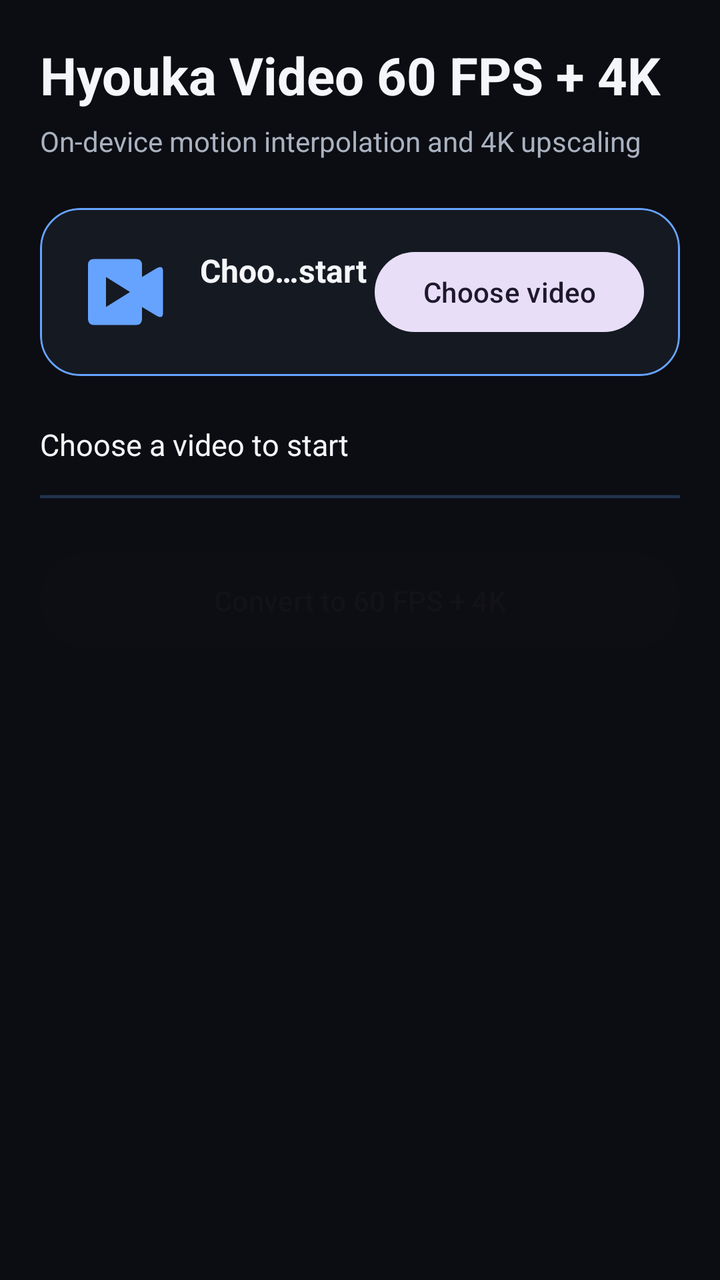
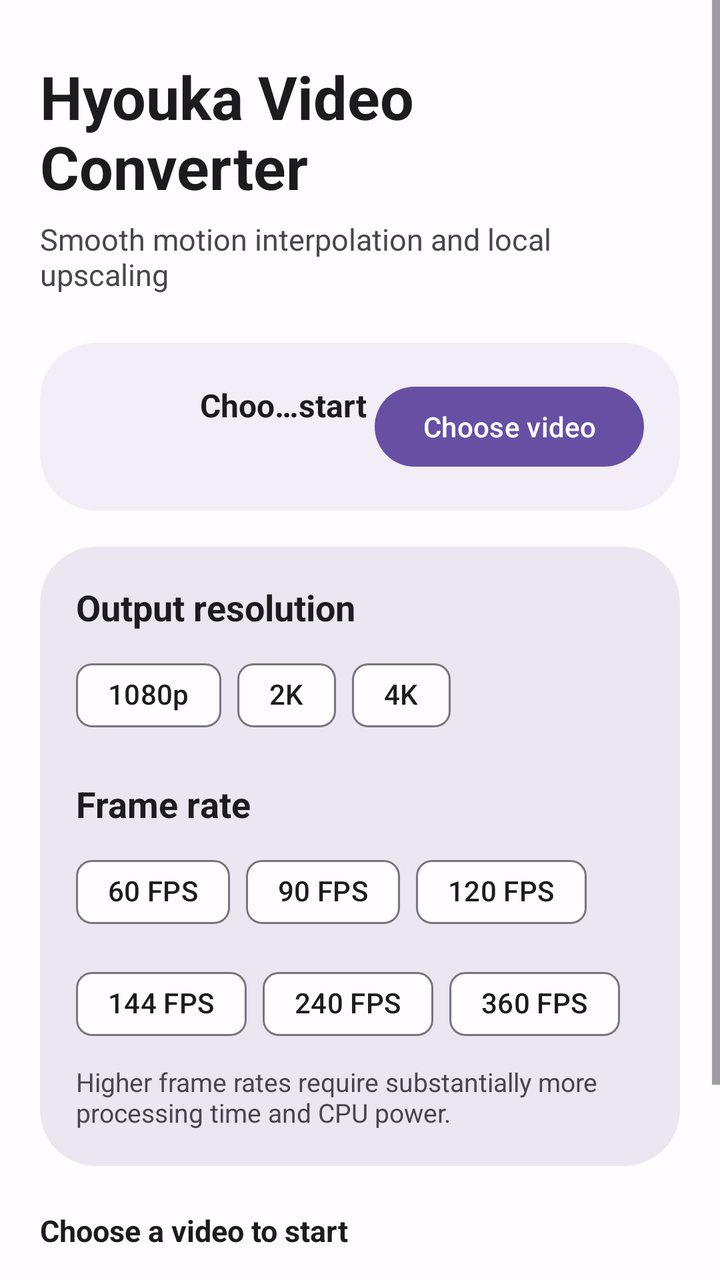

Compare the two renders of this Android layout. The source of the first and the diff that turns it into the second are given below.
<!-- AndroidManifest.xml: application theme Theme.HyoukaVideo60FPS4K -->
<!-- res/layout/activity_main.xml -->
<?xml version="1.0" encoding="utf-8"?>
<ScrollView xmlns:android="http://schemas.android.com/apk/res/android"
    xmlns:app="http://schemas.android.com/apk/res-auto"
    android:layout_width="match_parent"
    android:layout_height="match_parent"
    android:fillViewport="true"
    android:background="@color/background">
    <LinearLayout
        android:layout_width="match_parent"
        android:layout_height="wrap_content"
        android:orientation="vertical"
        android:padding="20dp">
        <TextView
            android:layout_width="wrap_content"
            android:layout_height="wrap_content"
            android:text="@string/app_name"
            android:textColor="@color/text_primary"
            android:textSize="26sp"
            android:textStyle="bold" />
        <TextView
            android:layout_width="wrap_content"
            android:layout_height="wrap_content"
            android:layout_marginTop="6dp"
            android:text="On-device motion interpolation and 4K upscaling"
            android:textColor="@color/text_secondary"
            android:textSize="14sp" />
        <com.google.android.material.card.MaterialCardView
            android:layout_width="match_parent"
            android:layout_height="wrap_content"
            android:layout_marginTop="24dp"
            app:cardBackgroundColor="@color/surface"
            app:cardCornerRadius="20dp"
            app:strokeColor="@color/accent"
            app:strokeWidth="1dp">
            <LinearLayout
                android:layout_width="match_parent"
                android:layout_height="wrap_content"
                android:gravity="center_vertical"
                android:orientation="horizontal"
                android:padding="18dp">
                <ImageView
                    android:layout_width="48dp"
                    android:layout_height="48dp"
                    android:contentDescription="@null"
                    android:src="@drawable/ic_video" />
                <LinearLayout
                    android:layout_width="0dp"
                    android:layout_height="wrap_content"
                    android:layout_marginStart="14dp"
                    android:layout_weight="1"
                    android:orientation="vertical">
                    <TextView
                        android:id="@+id/sourceName"
                        android:layout_width="match_parent"
                        android:layout_height="wrap_content"
                        android:ellipsize="middle"
                        android:maxLines="1"
                        android:text="@string/status_idle"
                        android:textColor="@color/text_primary"
                        android:textSize="16sp"
                        android:textStyle="bold" />
                    <TextView
                        android:id="@+id/sourceInfo"
                        android:layout_width="match_parent"
                        android:layout_height="wrap_content"
                        android:layout_marginTop="4dp"
                        android:textColor="@color/text_secondary"
                        android:textSize="13sp" />
                </LinearLayout>
                <com.google.android.material.button.MaterialButton
                    android:id="@+id/chooseButton"
                    style="@style/Widget.Material3.Button.TonalButton"
                    android:layout_width="wrap_content"
                    android:layout_height="wrap_content"
                    android:text="@string/choose_video" />
            </LinearLayout>
        </com.google.android.material.card.MaterialCardView>
        <TextView
            android:id="@+id/statusText"
            android:layout_width="match_parent"
            android:layout_height="wrap_content"
            android:layout_marginTop="24dp"
            android:text="@string/status_idle"
            android:textColor="@color/text_primary"
            android:textSize="15sp" />
        <ProgressBar
            android:id="@+id/progressBar"
            style="?android:attr/progressBarStyleHorizontal"
            android:layout_width="match_parent"
            android:layout_height="8dp"
            android:layout_marginTop="12dp"
            android:indeterminate="true" />
        <com.google.android.material.button.MaterialButton
            android:id="@+id/convertButton"
            android:layout_width="match_parent"
            android:layout_height="56dp"
            android:layout_marginTop="20dp"
            android:text="@string/convert"
            android:enabled="false" />
        <com.google.android.material.card.MaterialCardView
            android:id="@+id/resultCard"
            android:layout_width="match_parent"
            android:layout_height="wrap_content"
            android:layout_marginTop="20dp"
            android:visibility="gone"
            app:cardBackgroundColor="@color/surface"
            app:cardCornerRadius="18dp">
            <LinearLayout
                android:layout_width="match_parent"
                android:layout_height="wrap_content"
                android:orientation="vertical"
                android:padding="18dp">
                <TextView
                    android:layout_width="wrap_content"
                    android:layout_height="wrap_content"
                    android:text="@string/result_info"
                    android:textColor="@color/text_primary"
                    android:textSize="16sp"
                    android:textStyle="bold" />
                <TextView
                    android:id="@+id/resultInfo"
                    android:layout_width="match_parent"
                    android:layout_height="wrap_content"
                    android:layout_marginTop="8dp"
                    android:textColor="@color/text_secondary"
                    android:textSize="14sp" />
                <com.google.android.material.button.MaterialButton
                    android:id="@+id/shareButton"
                    style="@style/Widget.Material3.Button.TonalButton"
                    android:layout_width="match_parent"
                    android:layout_height="52dp"
                    android:layout_marginTop="14dp"
                    android:text="@string/share" />
            </LinearLayout>
        </com.google.android.material.card.MaterialCardView>
    </LinearLayout>
</ScrollView>
<!-- resources referenced by this layout -->
<resources>
  <color name="accent">#66A3FF</color>
  <color name="background">#0B0D12</color>
  <color name="surface">#151922</color>
  <color name="text_primary">#F4F6FA</color>
  <color name="text_secondary">#AAB2C0</color>
  <!-- drawable ic_video (drawable) -->
  <vector xmlns:android="http://schemas.android.com/apk/res/android"
      android:width="32dp"
      android:height="32dp"
      android:viewportWidth="32"
      android:viewportHeight="32">
      <path
          android:fillColor="@color/accent"
          android:pathData="M6,5 L20,5 Q22,5 22,7 L22,11 L27,8 Q29,7 29,9 L29,23 Q29,25 27,24 L22,21 L22,25 Q22,27 20,27 L6,27 Q4,27 4,25 L4,7 Q4,5 6,5 Z M10,11 L10,21 L18,16 Z" />
  </vector>
  <string name="app_name">Hyouka Video 60 FPS + 4K</string>
  <string name="choose_video">Choose video</string>
  <string name="convert">Convert to 60 FPS + 4K</string>
  <string name="result_info">Result</string>
  <string name="share">Share result</string>
  <string name="status_idle">Choose a video to start</string>
  <style name="Theme.HyoukaVideo60FPS4K" parent="Theme.Material3.DayNight.NoActionBar">
          <item name="android:windowBackground">@color/background</item>
          <item name="android:navigationBarColor">@color/background</item>
          <item name="android:statusBarColor">@color/background</item>
          <item name="colorPrimary">@color/accent</item>
          <item name="colorSecondary">@color/accent</item>
          <item name="android:windowLightStatusBar">false</item>
          <item name="android:windowLightNavigationBar">false</item>
      </style>
</resources>

<!-- the commit's change to res/layout/activity_main.xml (unified diff, before → after) -->
@@ -3,52 +3,63 @@
     xmlns:app="http://schemas.android.com/apk/res-auto"
     android:layout_width="match_parent"
     android:layout_height="match_parent"
-    android:fillViewport="true"
-    android:background="@color/background">
+    android:background="?attr/colorSurface"
+    android:fillViewport="true">
+
     <LinearLayout
         android:layout_width="match_parent"
         android:layout_height="wrap_content"
         android:orientation="vertical"
-        android:padding="20dp">
+        android:paddingStart="20dp"
+        android:paddingTop="28dp"
+        android:paddingEnd="20dp"
+        android:paddingBottom="32dp">
+
         <TextView
             android:layout_width="wrap_content"
             android:layout_height="wrap_content"
             android:text="@string/app_name"
-            android:textColor="@color/text_primary"
-            android:textSize="26sp"
+            android:textColor="?attr/colorOnSurface"
+            android:textSize="30sp"
             android:textStyle="bold" />
+
         <TextView
             android:layout_width="wrap_content"
             android:layout_height="wrap_content"
             android:layout_marginTop="6dp"
-            android:text="On-device motion interpolation and 4K upscaling"
-            android:textColor="@color/text_secondary"
-            android:textSize="14sp" />
+            android:text="@string/subtitle"
+            android:textColor="?attr/colorOnSurfaceVariant"
+            android:textSize="15sp" />
+
         <com.google.android.material.card.MaterialCardView
             android:layout_width="match_parent"
             android:layout_height="wrap_content"
             android:layout_marginTop="24dp"
-            app:cardBackgroundColor="@color/surface"
-            app:cardCornerRadius="20dp"
-            app:strokeColor="@color/accent"
-            app:strokeWidth="1dp">
+            app:cardBackgroundColor="?attr/colorSurfaceContainer"
+            app:cardCornerRadius="28dp"
+            app:strokeWidth="0dp">
+
             <LinearLayout
                 android:layout_width="match_parent"
                 android:layout_height="wrap_content"
                 android:gravity="center_vertical"
                 android:orientation="horizontal"
                 android:padding="18dp">
+
                 <ImageView
                     android:layout_width="48dp"
                     android:layout_height="48dp"
                     android:contentDescription="@null"
-                    android:src="@drawable/ic_video" />
+                    android:src="@drawable/ic_video"
+                    app:tint="?attr/colorPrimary" />
+
                 <LinearLayout
                     android:layout_width="0dp"
                     android:layout_height="wrap_content"
                     android:layout_marginStart="14dp"
                     android:layout_weight="1"
                     android:orientation="vertical">
+
                     <TextView
                         android:id="@+id/sourceName"
                         android:layout_width="match_parent"
@@ -56,80 +67,213 @@
                         android:ellipsize="middle"
                         android:maxLines="1"
                         android:text="@string/status_idle"
-                        android:textColor="@color/text_primary"
+                        android:textColor="?attr/colorOnSurface"
                         android:textSize="16sp"
                         android:textStyle="bold" />
+
                     <TextView
                         android:id="@+id/sourceInfo"
                         android:layout_width="match_parent"
                         android:layout_height="wrap_content"
                         android:layout_marginTop="4dp"
-                        android:textColor="@color/text_secondary"
+                        android:textColor="?attr/colorOnSurfaceVariant"
                         android:textSize="13sp" />
                 </LinearLayout>
+
                 <com.google.android.material.button.MaterialButton
                     android:id="@+id/chooseButton"
-                    style="@style/Widget.Material3.Button.TonalButton"
                     android:layout_width="wrap_content"
                     android:layout_height="wrap_content"
                     android:text="@string/choose_video" />
             </LinearLayout>
         </com.google.android.material.card.MaterialCardView>
-        <TextView
-            android:id="@+id/statusText"
-            android:layout_width="match_parent"
-            android:layout_height="wrap_content"
-            android:layout_marginTop="24dp"
-            android:text="@string/status_idle"
-            android:textColor="@color/text_primary"
-            android:textSize="15sp" />
-        <ProgressBar
-            android:id="@+id/progressBar"
-            style="?android:attr/progressBarStyleHorizontal"
-            android:layout_width="match_parent"
-            android:layout_height="8dp"
-            android:layout_marginTop="12dp"
-            android:indeterminate="true" />
-        <com.google.android.material.button.MaterialButton
-            android:id="@+id/convertButton"
-            android:layout_width="match_parent"
-            android:layout_height="56dp"
-            android:layout_marginTop="20dp"
-            android:text="@string/convert"
-            android:enabled="false" />
+
         <com.google.android.material.card.MaterialCardView
-            android:id="@+id/resultCard"
-            android:layout_width="match_parent"
-            android:layout_height="wrap_content"
-            android:layout_marginTop="20dp"
-            android:visibility="gone"
-            app:cardBackgroundColor="@color/surface"
-            app:cardCornerRadius="18dp">
+            android:layout_width="match_parent"
+            android:layout_height="wrap_content"
+            android:layout_marginTop="18dp"
+            app:cardBackgroundColor="?attr/colorSurfaceContainerHigh"
+            app:cardCornerRadius="28dp"
+            app:strokeWidth="0dp">
+
             <LinearLayout
                 android:layout_width="match_parent"
                 android:layout_height="wrap_content"
                 android:orientation="vertical"
                 android:padding="18dp">
+
+                <TextView
+                    android:layout_width="wrap_content"
+                    android:layout_height="wrap_content"
+                    android:text="@string/output_resolution"
+                    android:textColor="?attr/colorOnSurface"
+                    android:textSize="18sp"
+                    android:textStyle="bold" />
+
+                <com.google.android.material.chip.ChipGroup
+                    android:id="@+id/resolutionGroup"
+                    android:layout_width="match_parent"
+                    android:layout_height="wrap_content"
+                    android:layout_marginTop="8dp"
+                    app:selectionRequired="true"
+                    app:singleSelection="true">
+
+                    <com.google.android.material.chip.Chip
+                        android:id="@+id/resolution1080p"
+                        android:layout_width="wrap_content"
+                        android:layout_height="wrap_content"
+                        android:checkable="true"
+                        android:text="1080p" />
+
+                    <com.google.android.material.chip.Chip
+                        android:id="@+id/resolution2k"
+                        android:layout_width="wrap_content"
+                        android:layout_height="wrap_content"
+                        android:checkable="true"
+                        android:text="2K" />
+
+                    <com.google.android.material.chip.Chip
+                        android:id="@+id/resolution4k"
+                        android:layout_width="wrap_content"
+                        android:layout_height="wrap_content"
+                        android:checkable="true"
+                        android:text="4K" />
+                </com.google.android.material.chip.ChipGroup>
+
+                <TextView
+                    android:layout_width="wrap_content"
+                    android:layout_height="wrap_content"
+                    android:layout_marginTop="18dp"
+                    android:text="@string/frame_rate"
+                    android:textColor="?attr/colorOnSurface"
+                    android:textSize="18sp"
+                    android:textStyle="bold" />
+
+                <com.google.android.material.chip.ChipGroup
+                    android:id="@+id/fpsGroup"
+                    android:layout_width="match_parent"
+                    android:layout_height="wrap_content"
+                    android:layout_marginTop="8dp"
+                    app:selectionRequired="true"
+                    app:singleSelection="true">
+
+                    <com.google.android.material.chip.Chip
+                        android:id="@+id/fps60"
+                        android:layout_width="wrap_content"
+                        android:layout_height="wrap_content"
+                        android:checkable="true"
+                        android:text="60 FPS" />
+
+                    <com.google.android.material.chip.Chip
+                        android:id="@+id/fps90"
+                        android:layout_width="wrap_content"
+                        android:layout_height="wrap_content"
+                        android:checkable="true"
+                        android:text="90 FPS" />
+
+                    <com.google.android.material.chip.Chip
+                        android:id="@+id/fps120"
+                        android:layout_width="wrap_content"
+                        android:layout_height="wrap_content"
+                        android:checkable="true"
+                        android:text="120 FPS" />
+
+                    <com.google.android.material.chip.Chip
+                        android:id="@+id/fps144"
+                        android:layout_width="wrap_content"
+                        android:layout_height="wrap_content"
+                        android:checkable="true"
+                        android:text="144 FPS" />
+
+                    <com.google.android.material.chip.Chip
+                        android:id="@+id/fps240"
+                        android:layout_width="wrap_content"
+                        android:layout_height="wrap_content"
+                        android:checkable="true"
+                        android:text="240 FPS" />
+
+                    <com.google.android.material.chip.Chip
+                        android:id="@+id/fps360"
+                        android:layout_width="wrap_content"
+                        android:layout_height="wrap_content"
+                        android:checkable="true"
+                        android:text="360 FPS" />
+                </com.google.android.material.chip.ChipGroup>
+
+                <TextView
+                    android:layout_width="match_parent"
+                    android:layout_height="wrap_content"
+                    android:layout_marginTop="6dp"
+                    android:text="@string/performance_note"
+                    android:textColor="?attr/colorOnSurfaceVariant"
+                    android:textSize="13sp" />
+            </LinearLayout>
+        </com.google.android.material.card.MaterialCardView>
+
+        <TextView
+            android:id="@+id/statusText"
+            android:layout_width="match_parent"
+            android:layout_height="wrap_content"
+            android:layout_marginTop="22dp"
+            android:text="@string/status_idle"
+            android:textColor="?attr/colorOnSurface"
+            android:textSize="15sp"
+            android:textStyle="bold" />
+
+        <ProgressBar
+            android:id="@+id/progressBar"
+            style="?android:attr/progressBarStyleHorizontal"
+            android:layout_width="match_parent"
+            android:layout_height="8dp"
+            android:layout_marginTop="12dp"
+            android:indeterminate="true" />
+
+        <com.google.android.material.button.MaterialButton
+            android:id="@+id/convertButton"
+            android:layout_width="match_parent"
+            android:layout_height="58dp"
+            android:layout_marginTop="20dp"
+            android:enabled="false"
+            android:text="@string/convert" />
+
+        <com.google.android.material.card.MaterialCardView
+            android:id="@+id/resultCard"
+            android:layout_width="match_parent"
+            android:layout_height="wrap_content"
+            android:layout_marginTop="20dp"
+            android:visibility="gone"
+            app:cardBackgroundColor="?attr/colorPrimaryContainer"
+            app:cardCornerRadius="28dp"
+            app:strokeWidth="0dp">
+
+            <LinearLayout
+                android:layout_width="match_parent"
+                android:layout_height="wrap_content"
+                android:orientation="vertical"
+                android:padding="18dp">
+
                 <TextView
                     android:layout_width="wrap_content"
                     android:layout_height="wrap_content"
                     android:text="@string/result_info"
-                    android:textColor="@color/text_primary"
-                    android:textSize="16sp"
+                    android:textColor="?attr/colorOnPrimaryContainer"
+                    android:textSize="18sp"
                     android:textStyle="bold" />
+
                 <TextView
                     android:id="@+id/resultInfo"
                     android:layout_width="match_parent"
                     android:layout_height="wrap_content"
                     android:layout_marginTop="8dp"
-                    android:textColor="@color/text_secondary"
+                    android:textColor="?attr/colorOnPrimaryContainer"
                     android:textSize="14sp" />
+
                 <com.google.android.material.button.MaterialButton
                     android:id="@+id/shareButton"
-                    style="@style/Widget.Material3.Button.TonalButton"
+                    style="@style/Widget.Material3.Button.TextButton"
                     android:layout_width="match_parent"
                     android:layout_height="52dp"
-                    android:layout_marginTop="14dp"
+                    android:layout_marginTop="10dp"
                     android:text="@string/share" />
             </LinearLayout>
         </com.google.android.material.card.MaterialCardView>
<!-- resource entries referenced after the edit -->
@@ -1,10 +1,5 @@
 <!-- resources referenced by this layout -->
 <resources>
-  <color name="accent">#66A3FF</color>
-  <color name="background">#0B0D12</color>
-  <color name="surface">#151922</color>
-  <color name="text_primary">#F4F6FA</color>
-  <color name="text_secondary">#AAB2C0</color>
   <!-- drawable ic_video (drawable) -->
   <vector xmlns:android="http://schemas.android.com/apk/res/android"
       android:width="32dp"
@@ -15,20 +10,28 @@
           android:fillColor="@color/accent"
           android:pathData="M6,5 L20,5 Q22,5 22,7 L22,11 L27,8 Q29,7 29,9 L29,23 Q29,25 27,24 L22,21 L22,25 Q22,27 20,27 L6,27 Q4,27 4,25 L4,7 Q4,5 6,5 Z M10,11 L10,21 L18,16 Z" />
   </vector>
-  <string name="app_name">Hyouka Video 60 FPS + 4K</string>
+  <string name="app_name">Hyouka Video Converter</string>
   <string name="choose_video">Choose video</string>
-  <string name="convert">Convert to 60 FPS + 4K</string>
-  <string name="result_info">Result</string>
+  <string name="convert">Convert video</string>
+  <string name="frame_rate">Frame rate</string>
+  <string name="output_resolution">Output resolution</string>
+  <string name="performance_note">Higher frame rates require substantially more processing time and CPU power.</string>
+  <string name="result_info">Result ready</string>
   <string name="share">Share result</string>
   <string name="status_idle">Choose a video to start</string>
+  <string name="subtitle">Smooth motion interpolation and local upscaling</string>
   <style name="Theme.HyoukaVideo60FPS4K" parent="Theme.Material3.DayNight.NoActionBar">
-          <item name="android:windowBackground">@color/background</item>
-          <item name="android:navigationBarColor">@color/background</item>
-          <item name="android:statusBarColor">@color/background</item>
-          <item name="colorPrimary">@color/accent</item>
-          <item name="colorSecondary">@color/accent</item>
-          <item name="android:windowLightStatusBar">false</item>
-          <item name="android:windowLightNavigationBar">false</item>
+          <item name="android:windowBackground">@color/seed_surface</item>
+          <item name="android:navigationBarColor">@color/seed_surface</item>
+          <item name="android:statusBarColor">@color/seed_surface</item>
+          <item name="colorPrimary">@color/seed_primary</item>
+          <item name="colorOnPrimary">@color/seed_on_primary</item>
+          <item name="colorSecondary">@color/seed_secondary</item>
+          <item name="colorSurface">@color/seed_surface</item>
       </style>
+  <color name="seed_surface">#FFFBFE</color>
+  <color name="seed_primary">#6750A4</color>
+  <color name="seed_on_primary">#FFFFFF</color>
+  <color name="seed_secondary">#625B71</color>
 </resources>
 
